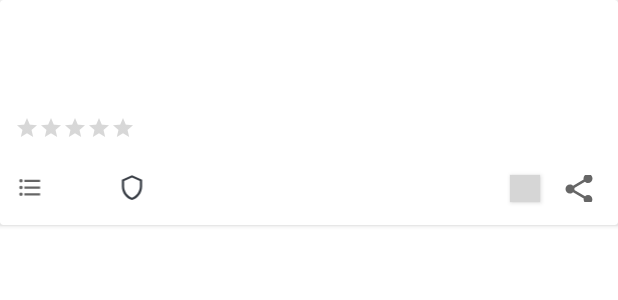
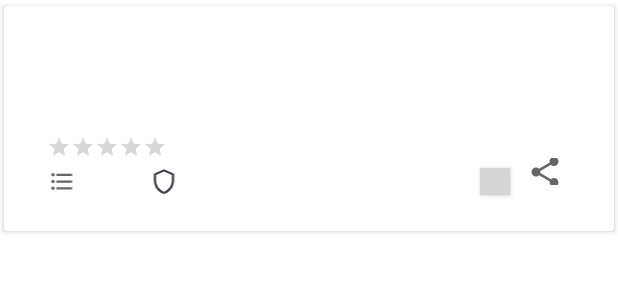
Before and after one commit to JuArce/HCI_TP3_ProfitApp, an Android app: the layout item_routine.xml on its own in the app's theme, with its tools: preview values and no code run, on a phone screen of 412 x 824 dp. Shown: the top 300 px of the screen. Run offline under Robolectric (Android 15) with nearby library versions, the phone set to English and light mode, and no system bars; network calls fail; grey boxes are pictures that could not be loaded.

Commit message:
Formatted item_routine

```diff
--- a/app/src/main/java/ar/edu/itba/hci/profitapp/ui/adapters/RoutinesCustomAdapter.java
+++ b/app/src/main/java/ar/edu/itba/hci/profitapp/ui/adapters/RoutinesCustomAdapter.java
@@ -16,7 +16,6 @@ import java.util.List;
 import ar.edu.itba.hci.profitapp.R;
 import ar.edu.itba.hci.profitapp.api.model.Routine;
 import ar.edu.itba.hci.profitapp.databinding.ItemRoutineBinding;
-import ar.edu.itba.hci.profitapp.databinding.RoutineCardBinding;
 
 public class RoutinesCustomAdapter extends RecyclerView.Adapter<RoutinesCustomAdapter.ViewHolder> {
 
--- a/app/src/main/res/layout/item_routine.xml
+++ b/app/src/main/res/layout/item_routine.xml
@@ -12,15 +12,16 @@
     <androidx.cardview.widget.CardView
         android:layout_width="match_parent"
         android:layout_height="wrap_content"
-        android:paddingLeft="20dp"
-        android:paddingRight="20dp"
-        android:paddingTop="20dp"
-        android:paddingBottom="20dp"
-        app:cardElevation="2dp">
+        app:cardElevation="2dp"
+        app:cardUseCompatPadding="true">
 
         <androidx.constraintlayout.widget.ConstraintLayout
             android:layout_width="match_parent"
-            android:layout_height="150dp">
+            android:layout_height="150dp"
+            android:paddingLeft="20dp"
+            android:paddingRight="20dp"
+            android:paddingTop="20dp"
+            android:paddingBottom="20dp">
 
 
             <TextView
```
